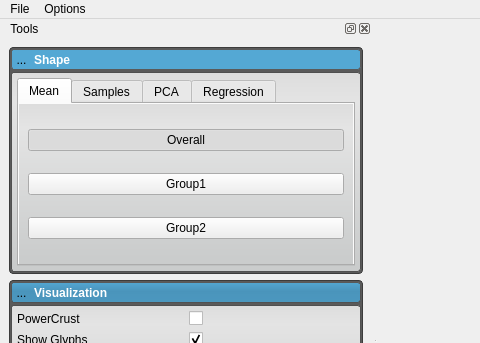
Qt form code/ShapeWorksView2/ShapeWorksView2.ui (SCIInstitute/ShapeWorks) before a commit; both pictures show x 0 to 480 and y 0 to 343 of the 1074 by 674 pixel window.
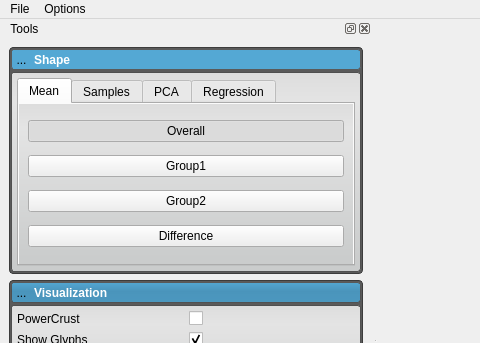
The same form after that commit. Icons and pictures are not drawn. Custom widgets are drawn as their Qt base class.

Commit message: Added mean difference button (colored arrows)

Patch:
```diff
--- a/code/ShapeWorksView2/ShapeWorksView2.ui
+++ b/code/ShapeWorksView2/ShapeWorksView2.ui
@@ -481,6 +481,28 @@
                  </property>
                 </widget>
                </item>
+               <item>
+                <widget class="QPushButton" name="meanDifferenceButton">
+                 <property name="text">
+                  <string>Difference</string>
+                 </property>
+                 <property name="checkable">
+                  <bool>true</bool>
+                 </property>
+                 <property name="checked">
+                  <bool>false</bool>
+                 </property>
+                 <property name="autoExclusive">
+                  <bool>true</bool>
+                 </property>
+                 <property name="default">
+                  <bool>false</bool>
+                 </property>
+                 <property name="flat">
+                  <bool>false</bool>
+                 </property>
+                </widget>
+               </item>
               </layout>
              </widget>
              <widget class="QWidget" name="samplesTab">
```
The commit also changes 2 other files.
